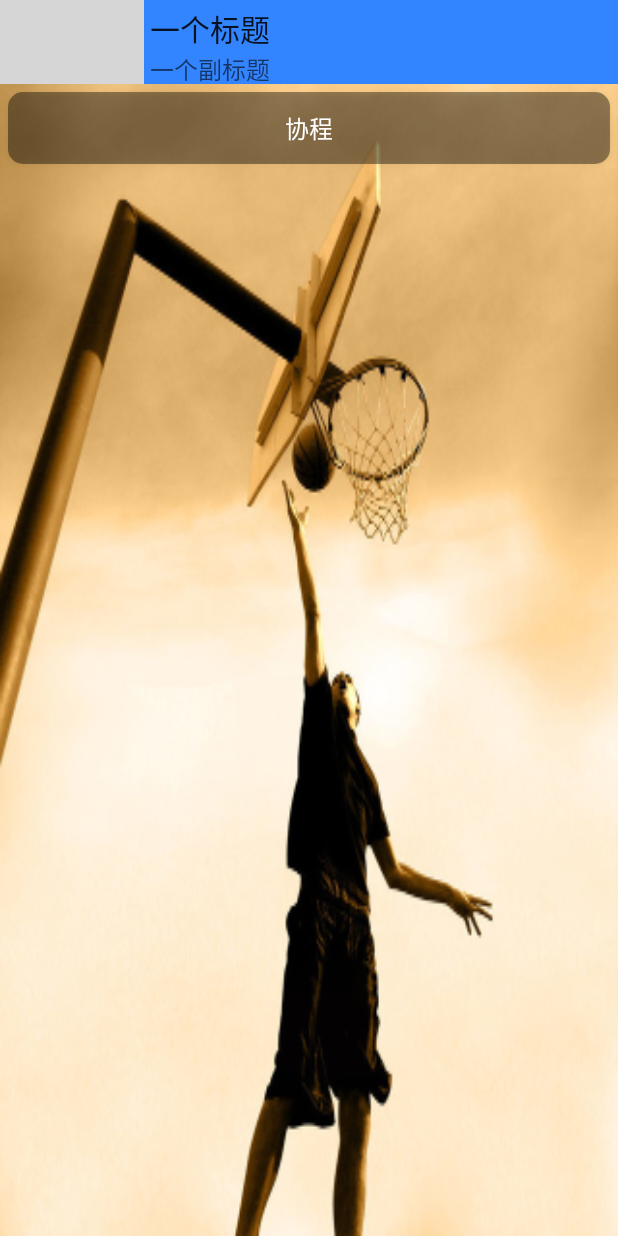
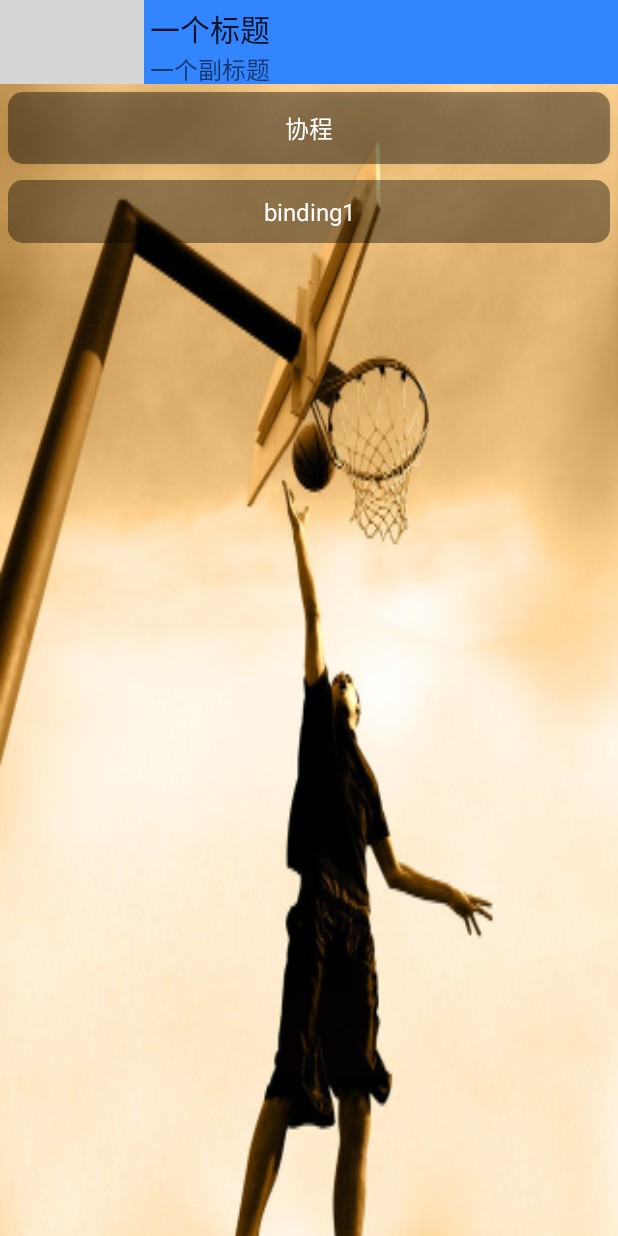
Before and after one commit to fjm19960930/AndroidDemo, an Android app: the KotlinMainActivity screen opened directly, with no data from a screen before it, on a phone screen of 412 x 824 dp. Run offline under Robolectric (Android 15) with nearby library versions, the phone set to English and light mode, and no system bars; our stand-ins replace data binding; 1 statement that could not run was skipped; grey boxes are pictures that could not be loaded.

Commit message:
[ADD] DataBinding、Retrofit使用

```diff
--- a/app/src/main/java/com/pivot/myandroiddemo/fragment/TestFragment.java
+++ b/app/src/main/java/com/pivot/myandroiddemo/fragment/TestFragment.java
@@ -12,6 +12,7 @@ import com.pivot.myandroiddemo.activity.TextInputDemoActivity;
 import com.pivot.myandroiddemo.aidldemo.MyAidlActivity;
 import com.pivot.myandroiddemo.base.BaseFragment;
 import com.pivot.myandroiddemo.kotlin.KotlinMainActivity;
+import com.pivot.myandroiddemo.retrofit.RetrofitDemoActivity;
 import com.pivot.myandroiddemo.scrollbar.ScrollBarActivity;
 import com.pivot.myandroiddemo.test.bezier.BezierActivity;
 import com.pivot.myandroiddemo.test.demoanimation.AnimationDemoActivity;
@@ -100,6 +101,7 @@ public class TestFragment extends BaseFragment {
         getView(R.id.btn_view_test).setOnClickListener(v -> startActivity(new Intent(mActivity, ViewDemoActivity.class)));
         getView(R.id.btn_scroll_bar_test).setOnClickListener(v -> startActivity(new Intent(mActivity, ScrollBarActivity.class)));
         getView(R.id.btn_kotlin_test).setOnClickListener(v -> startActivity(new Intent(mActivity, KotlinMainActivity.class)));
+        getView(R.id.btn_retrofit_test).setOnClickListener(v -> startActivity(new Intent(mActivity, RetrofitDemoActivity.class)));
 //        Button btnCamera = getView(R.id.btnCamera);
 //        Button btnAddress = getView(R.id.btnAddress);
 //        Button btnGlide = getView(R.id.btn_glide);
--- a/app/src/main/java/com/pivot/myandroiddemo/kotlin/KotlinMainActivity.kt
+++ b/app/src/main/java/com/pivot/myandroiddemo/kotlin/KotlinMainActivity.kt
@@ -1,27 +1,36 @@
 package com.pivot.myandroiddemo.kotlin
 
 import android.content.Intent
+import android.databinding.DataBindingUtil
 import android.graphics.Color
 import android.os.Bundle
-import android.os.SystemClock
 import android.support.v7.app.AppCompatActivity
+import android.view.View
 import com.pivot.myandroiddemo.R
+import com.pivot.myandroiddemo.databinding.ActivityKotlinMainBinding
 import kotlinx.android.synthetic.main.activity_kotlin_main.*
 import java.util.concurrent.*
 
 class KotlinMainActivity : AppCompatActivity() {
+    private lateinit var dataBinding: ActivityKotlinMainBinding
     override fun onCreate(savedInstanceState: Bundle?) {
         super.onCreate(savedInstanceState)
-        setContentView(R.layout.activity_kotlin_main)
-        tb_header.title = "一个标题"
-        tb_header.subtitle = "一个副标题"
-        tb_header.setBackgroundColor(Color.parseColor("#3385FF"))
+        dataBinding = DataBindingUtil.setContentView(this, R.layout.activity_kotlin_main)
+        dataBinding.apply {
+            tv1 = "binding1"
+            tv1Click = View.OnClickListener {
+                tv1 = "binding1_click"
+            }
+        }
+        dataBinding.tbHeader.title = "一个标题"
+        dataBinding.tbHeader.subtitle = "一个副标题"
+        dataBinding.tbHeader.setBackgroundColor(Color.parseColor("#3385FF"))
 
         //使用ToolBar替换系统自带的ActionBar
         setSupportActionBar(tb_header)
-        tb_header.setNavigationIcon(R.drawable.gui_icon_arrow_back)
+        dataBinding.tbHeader.setNavigationIcon(R.drawable.gui_icon_arrow_back)
         //设置导航键的点击事件必须在setSupportActionBar之后，否则不起作用
-        tb_header.setNavigationOnClickListener {
+        dataBinding.tbHeader.setNavigationOnClickListener {
             finish()
         }
 
@@ -43,7 +52,7 @@ class KotlinMainActivity : AppCompatActivity() {
 //        var singleThreadExecutor: ExecutorService = Executors.newSingleThreadExecutor()
 //        singleThreadExecutor.execute(command)
 
-        btn_demo_coroutine.setOnClickListener {
+        dataBinding.btnDemoCoroutine.setOnClickListener {
             val i = Intent(this@KotlinMainActivity, CoroutineDemoActivity::class.java)
             i.flags = Intent.FLAG_ACTIVITY_NO_HISTORY
             startActivity(i)
--- a/app/src/main/res/layout/activity_kotlin_main.xml
+++ b/app/src/main/res/layout/activity_kotlin_main.xml
@@ -1,4 +1,13 @@
 <?xml version="1.0" encoding="utf-8"?>
+<layout>
+    <data>
+        <variable
+            name="tv1"
+            type="String" />
+        <variable
+            name="tv1_click"
+            type="android.view.View.OnClickListener" />
+    </data>
     <LinearLayout xmlns:android="http://schemas.android.com/apk/res/android"
         xmlns:app="http://schemas.android.com/apk/res-auto"
         xmlns:tools="http://schemas.android.com/tools"
@@ -21,4 +30,17 @@
             android:gravity="center"
             android:text="协程"
             android:background="@drawable/radius_10_no_stroke_black66_bg_shape"/>
+
+        <TextView
+            style="@style/TextStyle_White_Normal"
+            android:id="@+id/tv_demo_1"
+            android:layout_width="match_parent"
+            android:layout_height="wrap_content"
+            android:layout_margin="@dimen/dimens_small"
+            android:padding="@dimen/dimens_mid"
+            android:gravity="center"
+            android:text="@{tv1}"
+            android:onClick="@{tv1_click}"
+            android:background="@drawable/radius_10_no_stroke_black66_bg_shape"/>
     </LinearLayout>
+</layout>
```
Also changed, not shown: app/build.gradle (+9 -0 lines), app/src/main/AndroidManifest.xml (+13 -13 lines), app/src/main/java/com/pivot/myandroiddemo/retrofit/NewsRetrofitAdapter.kt (added, +58 -0 lines), app/src/main/java/com/pivot/myandroiddemo/retrofit/NewsService.java (added, +12 -0 lines), app/src/main/java/com/pivot/myandroiddemo/retrofit/RetrofitDemoActivity.kt (added, +52 -0 lines), app/src/main/res/layout/activity_retrofit_demo.xml (added, +24 -0 lines), app/src/main/res/layout/fragment_video.xml (+10 -0 lines). Lines whose indentation alone changed are shown as unchanged.
